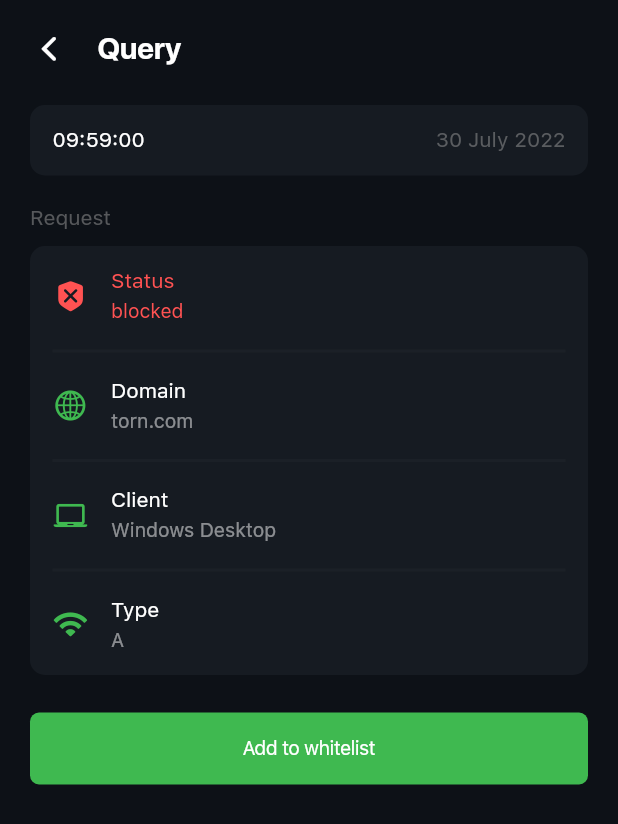
After one commit to zero-stealth/Pihole-Manager, a Flutter app: the Query screen opened directly, on a phone screen of 412 x 824 dp. The commit adds this screen. Shown: the top 824 px of the screen. Run offline on Flutter 3.47's test engine with Material 2 defaults, Android fonts, the phone set to English and light mode, and no system bars; our stand-ins replace flutter_dotenv, loading_animation_widget, sqflite; accounts and stored records are empty.

Commit message:
:hammer: Query page ui

```diff
--- a/lib/screens/Logs.dart
+++ b/lib/screens/Logs.dart
@@ -9,6 +9,7 @@ import 'package:piremote/database/database_helper.dart';
 import 'package:http/http.dart' as http;
 import 'package:html/parser.dart' as parser;
 import 'package:intl/intl.dart';
+import 'package:piremote/screens/Query.dart';
 
 class Logs extends StatefulWidget {
   const Logs({Key? key}) : super(key: key);
@@ -141,7 +142,14 @@ class _LogsState extends State<Logs> {
             scrollDirection: Axis.vertical,
             itemCount: logs.length,
             itemBuilder: (BuildContext context, int index) {
-              return Container(
+              return InkWell(
+                onTap: () {
+                  Navigator.push(
+                    context,
+                    MaterialPageRoute(builder: (context) => Query()),
+                  );
+                },
+                child: Container(
                   margin: EdgeInsets.only(
                     bottom: 10.0,
                   ),
@@ -184,6 +192,7 @@ class _LogsState extends State<Logs> {
                       ),
                       SizedBox(height: 8.0),
                     ],
+                  ),
                 ),
               );
             }),
--- /dev/null
+++ b/lib/screens/Query.dart
@@ -0,0 +1,250 @@
+import 'package:flutter/cupertino.dart';
+import 'package:flutter/material.dart';
+
+class Query extends StatefulWidget {
+  const Query({Key? key}) : super(key: key);
+
+  @override
+  State<Query> createState() => _QueryState();
+}
+
+class _QueryState extends State<Query> {
+  @override
+  Widget build(BuildContext context) {
+    return Scaffold(
+      backgroundColor: const Color(0xFF0D1117),
+      body: SafeArea(
+        child: SingleChildScrollView(
+          physics: BouncingScrollPhysics(),
+          child: Padding(
+            padding: const EdgeInsets.all(20.0),
+            child: Column(
+              children: [
+                Row(
+                  mainAxisAlignment: MainAxisAlignment.start,
+                  crossAxisAlignment: CrossAxisAlignment.center,
+                  children: [
+                    InkWell(
+                      radius: 50.0,
+                      onTap: () {
+                        Navigator.pop(context);
+                      },
+                      child: Icon(
+                        CupertinoIcons.chevron_back,
+                        size: 25.0,
+                        color: Colors.white,
+                      ),
+                    ),
+                    SizedBox(width: 20.0),
+                    Text(
+                      'Query',
+                      style: TextStyle(
+                        color: Colors.white,
+                        fontSize: 20.0,
+                        fontFamily: 'SFD-Bold',
+                      ),
+                    ),
+                  ],
+                ),
+                SizedBox(height: 25.0),
+                Container(
+                  padding: EdgeInsets.all(15.0),
+                  decoration: BoxDecoration(
+                    color: const Color(0xFF161B22),
+                    borderRadius: BorderRadius.circular(10.0),
+                  ),
+                  child: Column(
+                    children: [
+                      Row(
+                        mainAxisAlignment: MainAxisAlignment.spaceBetween,
+                        children: [
+                          Text(
+                            '09:59:00',
+                            style: TextStyle(
+                              color: Colors.white,
+                              fontSize: 14.0,
+                              fontFamily: "SFT-Regular",
+                            ),
+                          ),
+                          Text(
+                            '30 July 2022',
+                            style: TextStyle(
+                              color: Colors.grey.withOpacity(0.5),
+                              fontSize: 14.0,
+                              fontFamily: "SFT-Regular",
+                            ),
+                          ),
+                        ],
+                      ),
+                    ],
+                  ),
+                ),
+                SizedBox(
+                  height: 20.0,
+                ),
+                Container(
+                  width: double.infinity,
+                  child: Text(
+                    'Request',
+                    textAlign: TextAlign.start,
+                    style: TextStyle(
+                      color: Colors.grey.withOpacity(0.5),
+                      fontSize: 14.0,
+                      fontFamily: "SFT-Regular",
+                    ),
+                  ),
+                ),
+                SizedBox(height: 10.0),
+                Container(
+                  padding: EdgeInsets.all(15.0),
+                  decoration: BoxDecoration(
+                    color: const Color(0xFF161B22),
+                    borderRadius: BorderRadius.circular(10.0),
+                  ),
+                  child: Column(
+                    children: [
+                      QueryItem(
+                        title: 'Status',
+                        domain: 'blocked',
+                        icon: CupertinoIcons.xmark_shield_fill,
+                        color: Colors.redAccent,
+                        textcolor: Colors.redAccent,
+                        titlecolor: Colors.redAccent,
+                      ),
+                      SizedBox(height: 10.0),
+                      Divider(
+                        color: Colors.grey.withOpacity(0.04),
+                        thickness: 2.0,
+                      ),
+                      SizedBox(height: 10.0),
+                      QueryItem(
+                        title: 'Domain',
+                        domain: 'torn.com',
+                        icon: CupertinoIcons.globe,
+                        color: Color(0xff3FB950),
+                        textcolor: Colors.white.withOpacity(0.5),
+                        titlecolor: Colors.white,
+                      ),
+                      SizedBox(height: 10.0),
+                      Divider(
+                        color: Colors.grey.withOpacity(0.04),
+                        thickness: 2.0,
+                      ),
+                      SizedBox(height: 10.0),
+                      QueryItem(
+                        title: 'Client',
+                        domain: 'Windows Desktop',
+                        icon: CupertinoIcons.device_laptop,
+                        color: Color(0xff3FB950),
+                        textcolor: Colors.white.withOpacity(0.5),
+                        titlecolor: Colors.white,
+                      ),
+                      SizedBox(height: 10.0),
+                      Divider(
+                        color: Colors.grey.withOpacity(0.04),
+                        thickness: 2.0,
+                      ),
+                      SizedBox(height: 10.0),
+                      QueryItem(
+                        title: 'Type',
+                        domain: 'A',
+                        icon: CupertinoIcons.wifi,
+                        color: Color(0xff3FB950),
+                        textcolor: Colors.white.withOpacity(0.5),
+                        titlecolor: Colors.white,
+                      ),
+                    ],
+                  ),
+                ),
+                SizedBox(
+                  height: 25.0,
+                ),
+                Container(
+                  width: double.infinity,
+                  margin: const EdgeInsets.only(
+                    bottom: 10.0,
+                    left: 0.0,
+                    right: 0.0,
+                  ),
+                  child: CupertinoButton(
+                    borderRadius: BorderRadius.circular(6.0),
+                    color: const Color(0xff3FB950),
+                    child: Text(
+                      'Add to whitelist',
+                      style: TextStyle(
+                        color: Colors.white,
+                        fontSize: 13.0,
+                        fontFamily: "SFT-Regular",
+                      ),
+                    ),
+                    onPressed: () {},
+                  ),
+                ),
+              ],
+            ),
+          ),
+        ),
+      ),
+    );
+  }
+}
+
+class QueryItem extends StatelessWidget {
+  final String domain;
+  final IconData icon;
+  final String title;
+  final Color color;
+  final Color textcolor;
+  final Color titlecolor;
+
+  QueryItem({
+    required this.domain,
+    required this.textcolor,
+    required this.title,
+    required this.icon,
+    required this.titlecolor,
+    required this.color,
+  });
+
+  @override
+  Widget build(BuildContext context) {
+    return Row(
+      mainAxisAlignment: MainAxisAlignment.spaceBetween,
+      children: [
+        Row(
+          mainAxisAlignment: MainAxisAlignment.start,
+          children: [
+            Icon(
+              icon,
+              size: 24.0,
+              color: color,
+            ),
+            SizedBox(width: 15.0),
+            Column(
+              crossAxisAlignment: CrossAxisAlignment.start,
+              children: [
+                Text(
+                  title,
+                  style: TextStyle(
+                    color: titlecolor,
+                    fontSize: 14.0,
+                    fontFamily: "SFT-Regular",
+                  ),
+                ),
+                SizedBox(height: 4.0),
+                Text(
+                  domain,
+                  style: TextStyle(
+                    color: textcolor,
+                    fontSize: 13.0,
+                    fontFamily: "SFT-Regular",
+                  ),
+                ),
+              ],
+            ),
+          ],
+        ),
+      ],
+    );
+  }
+}
```
Lines whose indentation alone changed are shown as unchanged.
